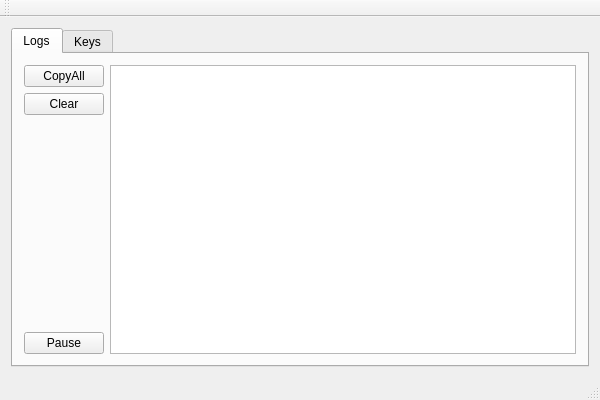
Qt form FlightController/FlightController.ui (dmaone/CommonSense) before a commit.
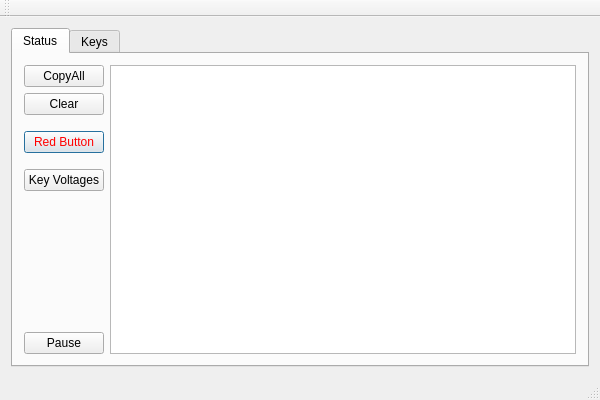
The same form after that commit. Custom widgets are drawn as their Qt base class.

Commit message: Flight controller acquires new functionality. Also prototype of the C2(command and control) framework.

Diff of the .ui file:
```diff
--- a/FlightController/FlightController.ui
+++ b/FlightController/FlightController.ui
@@ -26,28 +26,60 @@
       <property name="currentIndex">
        <number>0</number>
       </property>
-      <widget class="QWidget" name="Logs">
+      <widget class="QWidget" name="Status">
        <attribute name="title">
-        <string>Logs</string>
+        <string>Status</string>
        </attribute>
        <layout class="QHBoxLayout" name="horizontalLayout">
         <item>
          <layout class="QGridLayout" name="gridLayout">
           <item row="4" column="0">
-           <widget class="QPushButton" name="PauseButton">
+           <widget class="QPushButton" name="redButton">
+            <property name="autoFillBackground">
+             <bool>false</bool>
+            </property>
+            <property name="styleSheet">
+             <string notr="true">color: #ff0000;</string>
+            </property>
             <property name="text">
-             <string>Pause</string>
+             <string>Red Button</string>
             </property>
+            <property name="default">
+             <bool>true</bool>
+            </property>
            </widget>
           </item>
-          <item row="0" column="0">
+          <item row="6" column="0">
+           <widget class="QPushButton" name="MatrixMonitorButton">
+            <property name="text">
+             <string>Key Voltages</string>
+            </property>
+           </widget>
+          </item>
+          <item row="3" column="0">
+           <spacer name="verticalSpacer_2">
+            <property name="orientation">
+             <enum>Qt::Vertical</enum>
+            </property>
+            <property name="sizeType">
+             <enum>QSizePolicy::Fixed</enum>
+            </property>
+            <property name="sizeHint" stdset="0">
+             <size>
+              <width>20</width>
+              <height>10</height>
+             </size>
+            </property>
+           </spacer>
+          </item>
+          <item row="1" column="0">
            <widget class="QPushButton" name="CopyAllButton">
             <property name="text">
              <string>CopyAll</string>
             </property>
            </widget>
           </item>
-          <item row="3" column="0">
+          <item row="7" column="0">
            <spacer name="verticalSpacer">
             <property name="orientation">
              <enum>Qt::Vertical</enum>
@@ -60,13 +92,36 @@
             </property>
            </spacer>
           </item>
-          <item row="1" column="0">
+          <item row="8" column="0">
+           <widget class="QPushButton" name="PauseButton">
+            <property name="text">
+             <string>Pause</string>
+            </property>
+           </widget>
+          </item>
+          <item row="2" column="0">
            <widget class="QPushButton" name="ClearButton">
             <property name="text">
              <string>Clear</string>
             </property>
            </widget>
           </item>
+          <item row="5" column="0">
+           <spacer name="verticalSpacer_3">
+            <property name="orientation">
+             <enum>Qt::Vertical</enum>
+            </property>
+            <property name="sizeType">
+             <enum>QSizePolicy::Fixed</enum>
+            </property>
+            <property name="sizeHint" stdset="0">
+             <size>
+              <width>20</width>
+              <height>10</height>
+             </size>
+            </property>
+           </spacer>
+          </item>
          </layout>
         </item>
         <item>
@@ -85,6 +140,7 @@
        <attribute name="title">
         <string>Keys</string>
        </attribute>
+       <layout class="QVBoxLayout" name="verticalLayout"/>
       </widget>
      </widget>
     </item>
```
The commit also changes 27 other files.
